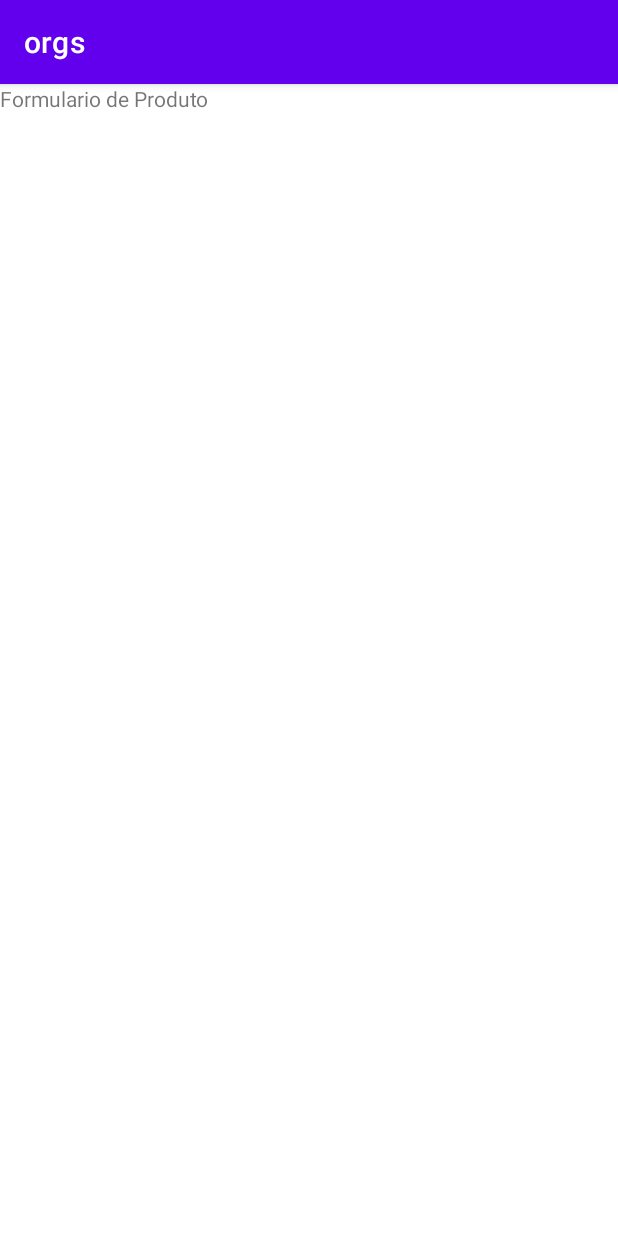
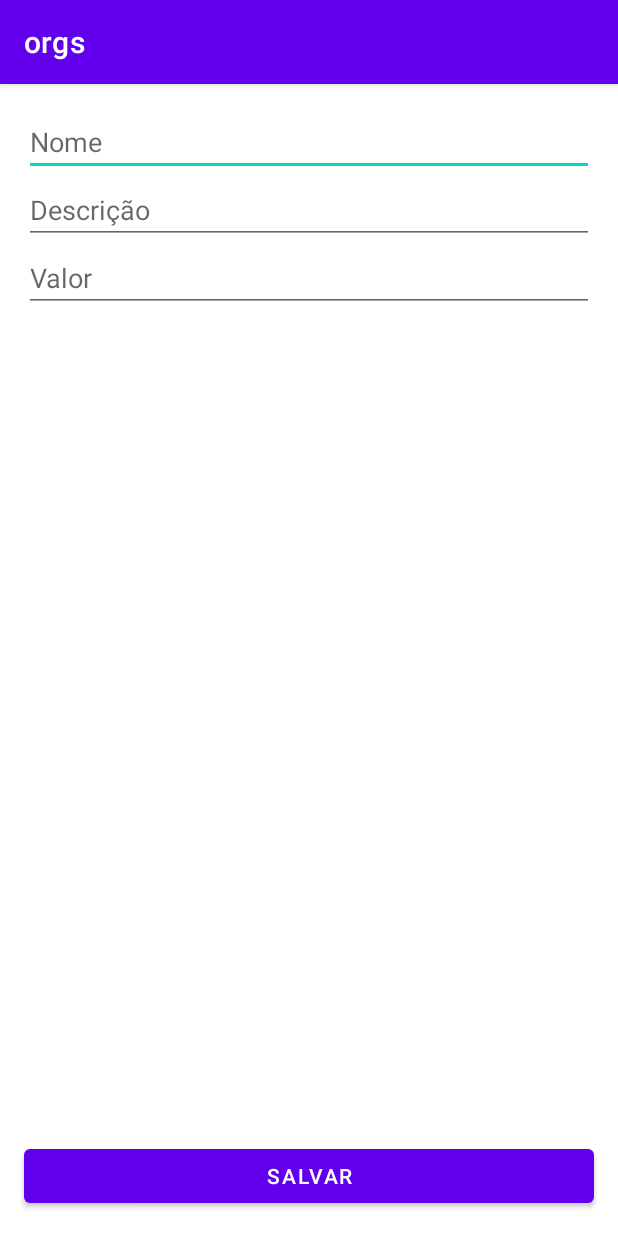
Before and after one commit to JuanRodriguesDev/Orgs, an Android app: the screen it shows after launch (FormsActivity), on a phone screen of 412 x 824 dp. Run offline under Robolectric (Android 15) with nearby library versions, the phone set to English and light mode, and no system bars.

Commit message:
Create form

```diff
--- a/app/build.gradle
+++ b/app/build.gradle
@@ -37,6 +37,7 @@ dependencies {
     implementation 'androidx.appcompat:appcompat:1.5.0'
     implementation 'com.google.android.material:material:1.6.1'
     implementation 'androidx.constraintlayout:constraintlayout:2.1.4'
+    implementation "androidx.recyclerview:recyclerview:1.2.0"
     testImplementation 'junit:junit:4.13.2'
     androidTestImplementation 'androidx.test.ext:junit:1.1.3'
     androidTestImplementation 'androidx.test.espresso:espresso-core:3.4.0'
--- a/app/src/main/java/com/project/orgs/ListaProdutosAdapter.kt
+++ b/app/src/main/java/com/project/orgs/ListaProdutosAdapter.kt
@@ -32,8 +32,8 @@ class ListaProdutosAdapter(
 private fun RecyclerView.ViewHolder.vincula(produto: Produto) {
     val name = itemView.findViewById<TextView>(R.id.name)
     name.text = produto.nome
-    val description = itemView.findViewById<TextView>(R.id.description)
-    description.text = produto.nome
+    val description = itemView.findViewById<TextView>(R.id.descricao)
+    description.text = produto.descricao
     val value = itemView.findViewById<TextView>(R.id.value)
     value.text = produto.value.toPlainString()
 }
--- a/app/src/main/java/com/project/orgs/Produto.kt
+++ b/app/src/main/java/com/project/orgs/Produto.kt
@@ -2,7 +2,7 @@ package com.project.orgs
 
 import java.math.BigDecimal
 
-class Produto(
+data class Produto(
     val nome: String,
     val descricao: String,
     val value: BigDecimal
--- a/app/src/main/res/layout/activity_forms.xml
+++ b/app/src/main/res/layout/activity_forms.xml
@@ -1,14 +1,59 @@
 <?xml version="1.0" encoding="utf-8"?>
-<androidx.constraintlayout.widget.ConstraintLayout xmlns:android="http://schemas.android.com/apk/res/android"
+<ScrollView
+    xmlns:android="http://schemas.android.com/apk/res/android"
     xmlns:app="http://schemas.android.com/apk/res-auto"
     xmlns:tools="http://schemas.android.com/tools"
     android:layout_width="match_parent"
     android:layout_height="match_parent"
-    tools:context=".ui.activity.FormsActivity">
+    android:fillViewport="true">
 
-    <TextView
-        android:layout_width="match_parent"
-        android:layout_height="wrap_content"
-        android:text="Formulario de Produto"/>
+<androidx.constraintlayout.widget.ConstraintLayout
+android:layout_width="match_parent"
+android:layout_height="wrap_content"
+tools:context=".ui.activity.FormsActivity">
+
+<EditText
+    android:id="@+id/nome"
+    android:layout_width="0dp"
+    android:layout_height="wrap_content"
+    android:hint="Nome"
+    android:inputType="text"
+    android:layout_margin="16dp"
+    app:layout_constraintEnd_toEndOf="parent"
+    app:layout_constraintStart_toStartOf="parent"
+    app:layout_constraintTop_toTopOf="parent"/>
+
+<EditText
+    android:id="@+id/descricao"
+    android:layout_width="0dp"
+    android:layout_height="wrap_content"
+    android:hint="Descrição"
+    android:inputType="text"
+    app:layout_constraintEnd_toEndOf="@id/nome"
+    app:layout_constraintStart_toStartOf="@id/nome"
+    app:layout_constraintTop_toBottomOf="@id/nome"/>
+
+<EditText
+    android:id="@+id/value"
+    android:layout_width="0dp"
+    android:layout_height="wrap_content"
+    android:hint="Valor"
+    android:inputType="numberDecimal"
+    app:layout_constraintEnd_toEndOf="@id/descricao"
+    app:layout_constraintStart_toStartOf="@id/descricao"
+    app:layout_constraintTop_toBottomOf="@id/descricao"/>
+
+<Button
+    android:id="@+id/btnSave"
+    android:layout_width="0dp"
+    android:layout_height="wrap_content"
+    android:layout_margin="16dp"
+    android:text="Salvar"
+    app:layout_constraintVertical_bias="1"
+    app:layout_constraintEnd_toEndOf="parent"
+    app:layout_constraintStart_toStartOf="parent"
+    app:layout_constraintBottom_toBottomOf="parent"
+    app:layout_constraintTop_toBottomOf="@+id/value"/>
 
 </androidx.constraintlayout.widget.ConstraintLayout>
+    </ScrollView>
--- a/app/src/main/res/layout/product_item.xml
+++ b/app/src/main/res/layout/product_item.xml
@@ -16,9 +16,8 @@
         app:layout_constraintStart_toStartOf="parent"
         tools:text="Cesta de frutas" />
 
-
     <TextView
-        android:id="@+id/description"
+        android:id="@+id/descricao"
         android:layout_width="0dp"
         android:layout_height="wrap_content"
         android:layout_marginStart="16dp"
@@ -35,7 +34,7 @@
         android:layout_marginStart="16dp"
         android:layout_marginEnd="16dp"
         app:layout_constraintStart_toStartOf="parent"
-        app:layout_constraintTop_toBottomOf="@+id/description"
+        app:layout_constraintTop_toBottomOf="@+id/descricao"
         app:layout_constraintEnd_toEndOf="parent"
         tools:text="R$ 19,99" />
 
```
Also changed, not shown: app/src/main/AndroidManifest.xml (+11 -10 lines), app/src/main/java/com/project/orgs/ui/activity/FormsActivity.kt (+35 -0 lines), app/src/main/java/com/project/orgs/ui/activity/MainActivity.kt (+3 -10 lines).
